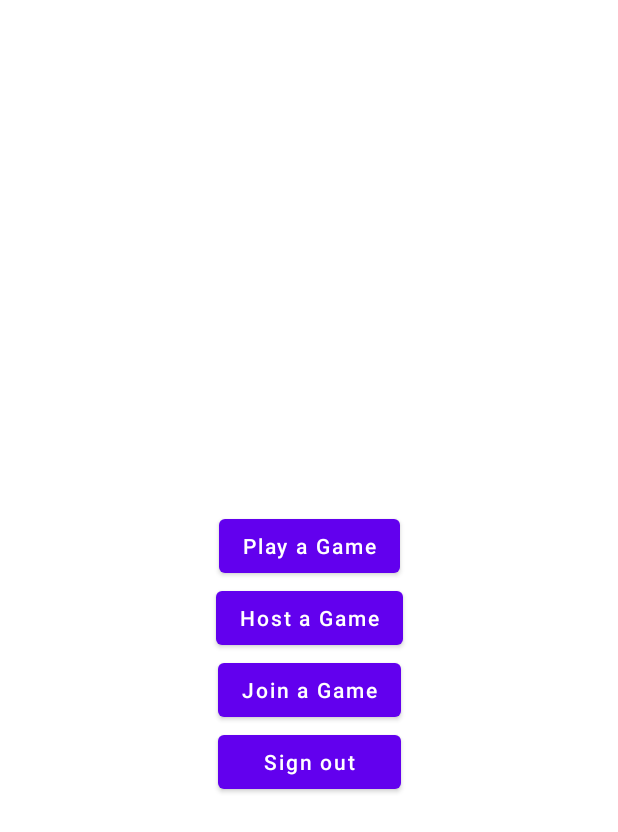
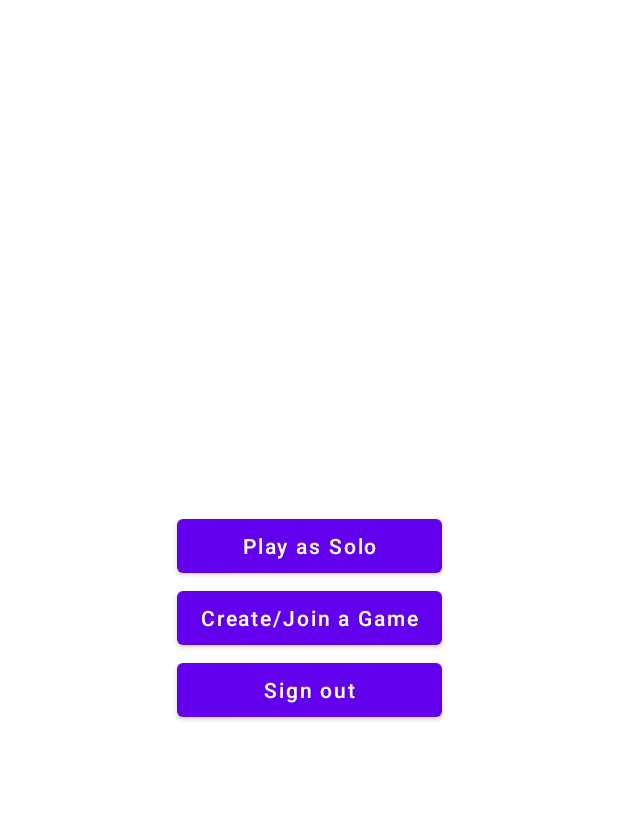
Before and after one commit to Waiphyoaung24/Memory-game-Firebase, an Android app: the Main_menuActivity screen opened directly, with no data from a screen before it, on a phone screen of 412 x 824 dp. Shown: the top 832 px of the screen. Run offline under Robolectric (Android 15) with nearby library versions, the phone set to English and light mode, and no system bars; our stand-ins replace Firebase (no records; nobody signed in at launch, a user with empty details on screens opened directly).

Commit message:
multiplayer error fixed

```diff
--- a/app/src/main/java/com/example/memory_gam_ca_team8_/activities/Main_menuActivity.java
+++ b/app/src/main/java/com/example/memory_gam_ca_team8_/activities/Main_menuActivity.java
@@ -18,7 +18,6 @@ public class Main_menuActivity extends AppCompatActivity {
 
     MaterialButton btnPlay;
     MaterialButton btnHost;
-    MaterialButton btnJoin;
     MaterialButton btnSignOut;
     FirebaseDatabase database;
     private static final String websiteUrl = "https://memory-team8-ca-default-rtdb.asia-southeast1.firebasedatabase.app/";
@@ -70,7 +69,6 @@ public class Main_menuActivity extends AppCompatActivity {
     public void initComponents(){
         btnPlay = findViewById(R.id.btn_play);
         btnHost = findViewById(R.id.btn_host);
-        btnJoin = findViewById(R.id.btn_join);
         btnSignOut = findViewById(R.id.btn_signout);
         database = FirebaseDatabase.getInstance(websiteUrl);
 
--- a/app/src/main/res/layout/activity_main_menu.xml
+++ b/app/src/main/res/layout/activity_main_menu.xml
@@ -8,9 +8,9 @@
 
     <com.google.android.material.button.MaterialButton
         android:id="@+id/btn_play"
-        android:layout_width="wrap_content"
+        android:layout_width="0dp"
         android:layout_height="wrap_content"
-        android:text="Play a Game"
+        android:text="Play as Solo"
         android:textAllCaps="false"
         app:layout_constraintBottom_toTopOf="@id/btn_host"
 
@@ -24,7 +24,7 @@
         android:id="@+id/btn_host"
         android:layout_width="wrap_content"
         android:layout_height="wrap_content"
-        android:text="Host a Game"
+        android:text="Create/Join a Game"
         android:textAllCaps="false"
         app:layout_constraintBottom_toBottomOf="parent"
         app:layout_constraintLeft_toLeftOf="parent"
@@ -33,11 +33,13 @@
 
     </com.google.android.material.button.MaterialButton>
 
+
+
     <com.google.android.material.button.MaterialButton
-        android:layout_width="wrap_content"
-        android:layout_height="0dp"
-        android:text="Join a Game"
-        android:id="@+id/btn_join"
+        android:id="@+id/btn_signout"
+        android:layout_width="0dp"
+        android:layout_height="wrap_content"
+        android:text="Sign out"
         android:textAllCaps="false"
         app:layout_constraintEnd_toEndOf="@+id/btn_host"
         app:layout_constraintStart_toStartOf="@+id/btn_host"
@@ -45,16 +47,4 @@
 
     </com.google.android.material.button.MaterialButton>
 
-    <com.google.android.material.button.MaterialButton
-        android:id="@+id/btn_signout"
-        android:layout_width="0dp"
-        android:layout_height="wrap_content"
-        android:text="Sign out"
-        android:textAllCaps="false"
-        app:layout_constraintEnd_toEndOf="@+id/btn_join"
-        app:layout_constraintStart_toStartOf="@+id/btn_join"
-        app:layout_constraintTop_toBottomOf="@id/btn_join">
-
-    </com.google.android.material.button.MaterialButton>
-
 </androidx.constraintlayout.widget.ConstraintLayout>
```
Also changed, not shown: app/src/main/java/com/example/memory_gam_ca_team8_/activities/RoomActivity.java (+6 -5 lines), app/src/main/java/com/example/memory_gam_ca_team8_/domains/MemoryButton.java (+13 -3 lines).
